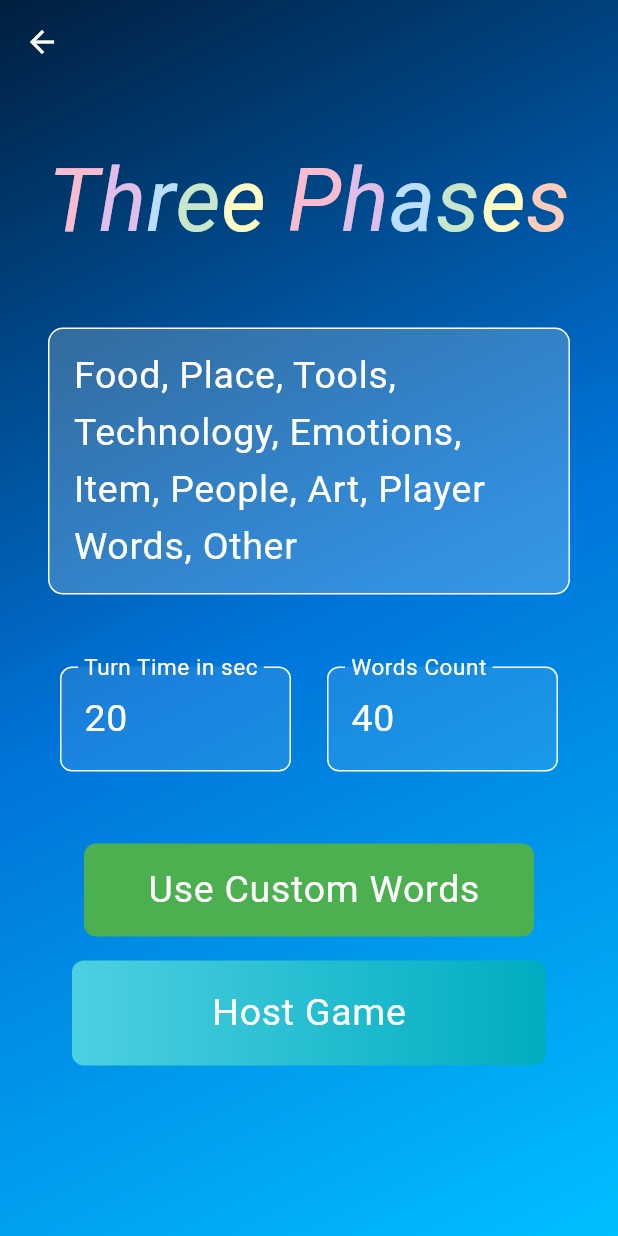
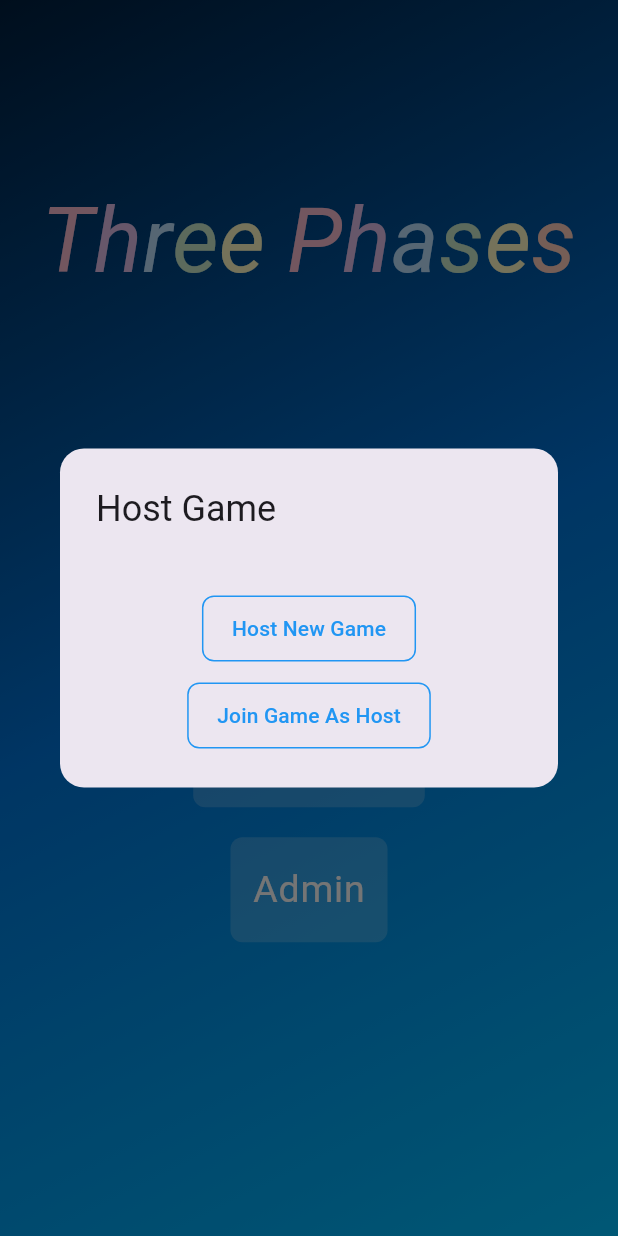
Before and after one commit to IsmaeelSherif/ThreePhases, a Flutter app: the screen it shows after launch, after a tap on "Host Game", on a phone screen of 412 x 824 dp. Run offline on Flutter 3.47's test engine with Material 3 defaults, Android fonts, the phone set to English and light mode, and no system bars; drawn by our look-alikes of modal_progress_hud_nsn; our stand-ins replace audioplayers, bloc, cloud_firestore, dartz, device_preview, firebase_core and 5 more; accounts and stored records are empty; generated files the repository leaves out were written again.

Commit message:
implement join as host

```diff
--- a/lib/core/utils/app_strings.dart
+++ b/lib/core/utils/app_strings.dart
@@ -1,6 +1,7 @@
 class AppStrings {
   static const String appTitle= "Three Phases";
   static const String hostGame="Host Game";
+  static const String joinGameAsHost="Join Game As Host";
   static const String joinGame="Join Game";
   static const String cancel="Cancel";
   static const String canceled="Canceled";
--- a/lib/features/home/data/repositories/intiate_game_repo_impl.dart
+++ b/lib/features/home/data/repositories/intiate_game_repo_impl.dart
@@ -223,6 +223,9 @@
       if (!isHost) {
       await sharedPerf.setString(AppStrings.lastJoinedGameCode, code);
       }
+      else{
+        await sharedPerf.setString(AppStrings.lastHostedGameCode, code);
+      }
 
       return right(game);
     } catch (e) {
--- a/lib/features/home/presentation/views/home_view/home_view.dart
+++ b/lib/features/home/presentation/views/home_view/home_view.dart
@@ -2,8 +2,6 @@
 import 'package:flutter_bloc/flutter_bloc.dart';
 import 'package:go_router/go_router.dart';
 import 'package:modal_progress_hud_nsn/modal_progress_hud_nsn.dart';
-import 'package:three_phases/core/enums/game_enums.dart';
-import 'package:three_phases/core/models/game_model.dart';
 import 'package:three_phases/core/utils/app_routes.dart';
 import 'package:three_phases/core/widgets/gradient_scaffold.dart';
 import 'package:three_phases/core/widgets/snack_bar.dart';
@@ -38,16 +36,7 @@
           IntiateGameDialogs.showInitialJoinDialog(context, context.read<IntiateGameCubit>(), state.code);
         }
         else if(state is GetLastHostedGameCodeError) {
-          context.push(
-                    AppRoutes.hostView,
-                    extra: GameModel(
-                      code: '',
-                      categories: GameCategory.values.toList(),
-                      wordsCount: 40,
-                      turnTime: 20,
-
-                    ),
-                  );
+           IntiateGameDialogs.showLastOrHostDialog(context, context.read<IntiateGameCubit>(), null);
         }
         else if(state is GetLastJoinedGameCodeError) {
           IntiateGameDialogs.showJoinGameDialog(context, context.read<IntiateGameCubit>());
--- a/lib/features/home/presentation/views/home_view/widgets/intiate_game_dialogs.dart
+++ b/lib/features/home/presentation/views/home_view/widgets/intiate_game_dialogs.dart
@@ -13,6 +13,7 @@
   static Future<void> showJoinGameDialog(
     BuildContext context,
     IntiateGameCubit cubit,
+    {bool isHost = false}
   ) async {
     final codeController = TextEditingController();
 
@@ -48,7 +49,7 @@
                     showSnackBar(context, message: AppStrings.enter6DigitCode);
                     return;
                   }
-                  cubit.joinGame(code);
+                  cubit.joinGame(code, isHost: isHost);
 
                   Navigator.pop(context);
                 },
@@ -134,7 +135,7 @@
   static Future<void> showLastOrHostDialog(
     BuildContext context,
     IntiateGameCubit cubit,
-    String code,
+    String? code,
   ) async {
     return showDialog(
       context: context,
@@ -150,7 +151,7 @@
             ),
             actionsAlignment: MainAxisAlignment.spaceBetween,
             actions: [
-              Center(
+             code != null ? Center(
                 child: ElevatedButton(
                   style: ElevatedButton.styleFrom(
                     backgroundColor: AppColors.kPrimaryColor,
@@ -171,7 +172,7 @@
                     style: const TextStyle(color: Colors.white),
                   ),
                 ),
-              ),
+              ):const SizedBox(height: 10),
               const SizedBox(height: 10),
               Center(
                 child: OutlinedButton(
@@ -199,6 +200,29 @@
                   },
                   child: Text(
                     AppStrings.hostNewGame,
+                    style: TextStyle(color: AppColors.kPrimaryColor),
+                  ),
+                ),
+              ),
+               const SizedBox(height: 10),
+              Center(
+                child: OutlinedButton(
+                  style: OutlinedButton.styleFrom(
+                    side: BorderSide(color: AppColors.kPrimaryColor),
+                    shape: RoundedRectangleBorder(
+                      borderRadius: BorderRadius.circular(8),
+                    ),
+                    padding: const EdgeInsets.symmetric(
+                      horizontal: 20,
+                      vertical: 12,
+                    ),
+                  ),
+                  onPressed: () {
+                    Navigator.of(context).pop();
+                    IntiateGameDialogs.showJoinGameDialog(context, cubit, isHost: true);
+                  },
+                  child: Text(
+                    AppStrings.joinGameAsHost,
                     style: TextStyle(color: AppColors.kPrimaryColor),
                   ),
                 ),
```
Also changed, not shown: lib/features/game/presentation/views/hosted_game_view/hosted_game_view.dart (+1 -6 lines), lib/features/game/presentation/views/hosted_game_view/widgets/game_confirmation_dialogs.dart (+127 -34 lines), lib/features/game/presentation/views/hosted_game_view/widgets/last_word_proccess_section.dart (+2 -12 lines).
